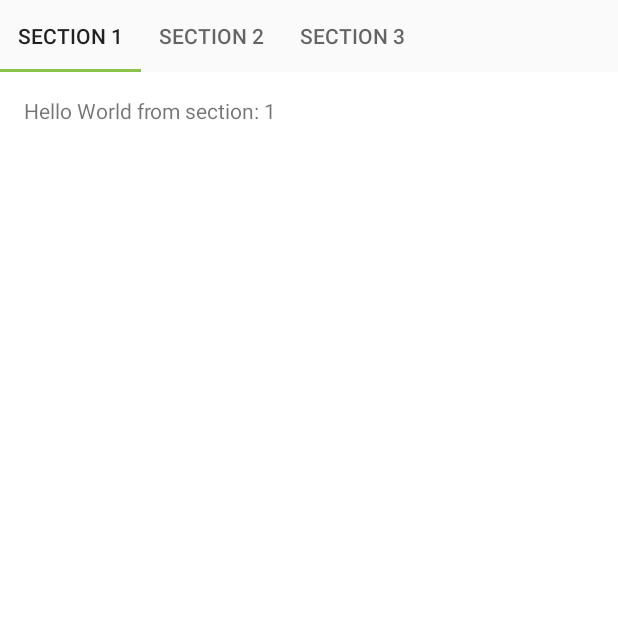
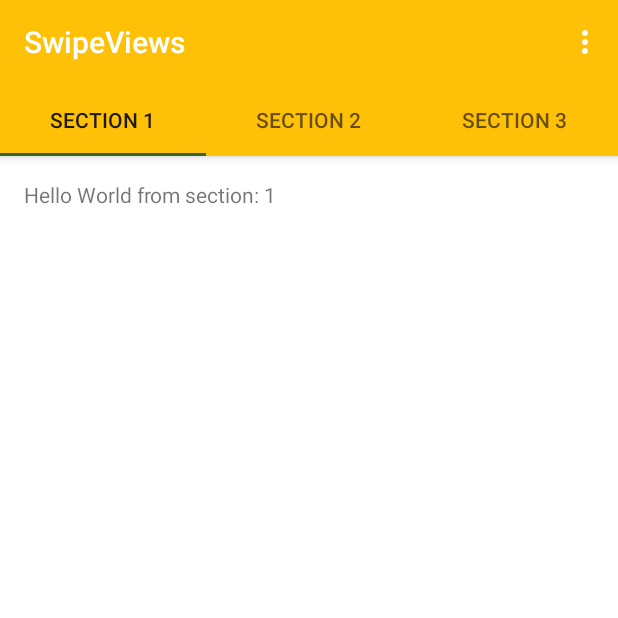
Before and after one commit to croworc/AndroidExample_UI_SwipeViews, an Android app: the screen it shows after launch (MainActivity), on a phone screen of 412 x 824 dp, the top half of it. Run offline under Robolectric (Android 15) with nearby library versions, the phone set to English and light mode, and no system bars.

Commit message:
Change to Material Design

```diff
--- a/app/src/main/java/com/croworc/android/swipeviews/MainActivity.java
+++ b/app/src/main/java/com/croworc/android/swipeviews/MainActivity.java
@@ -8,6 +8,7 @@ import android.support.v4.app.FragmentManager;
 import android.support.v4.app.FragmentPagerAdapter;
 import android.support.v4.view.ViewPager;
 import android.os.Bundle;
+import android.support.v7.widget.Toolbar;
 import android.view.Menu;
 import android.view.MenuItem;
 
@@ -19,6 +20,8 @@ public class MainActivity extends AppCompatActivity {
      * The number of pages/sections to show in this app.
      */
     private static final int NUM_PAGES = 3;
+
+    private Toolbar mToolbar;
 
     /**
      * The {@link android.support.v4.view.PagerAdapter} that will provide
@@ -42,6 +45,11 @@ public class MainActivity extends AppCompatActivity {
     protected void onCreate(Bundle savedInstanceState) {
         super.onCreate(savedInstanceState);
         setContentView(R.layout.activity_main);
+
+        mToolbar = (Toolbar) findViewById(R.id.toolbar);
+
+        setSupportActionBar(mToolbar);
+        // getSupportActionBar().setDisplayHomeAsUpEnabled(true);
 
         // Create the adapter that will return a fragment for each of the three
         // primary sections/pages of the activity.
@@ -111,8 +119,8 @@ public class MainActivity extends AppCompatActivity {
             // Returns either a Tab1Fragment, a Tab2Fragment or a Tab3Fragment, depending on the
             // passed-in position.
 
-            // The section number (zero-based) gets incremented, because it will be
-            // used for display to the user.
+            // The position (zero-based) gets incremented, because it will be
+            // used for display as the "section number" (1 to 3) to the user.
             switch (position) {
                 case 0:
                     return Tab1Fragment.newInstance(position + 1);
--- a/app/src/main/res/layout/activity_main.xml
+++ b/app/src/main/res/layout/activity_main.xml
@@ -1,22 +1,40 @@
 <?xml version="1.0" encoding="utf-8"?>
-<LinearLayout
+<android.support.design.widget.CoordinatorLayout
     xmlns:android="http://schemas.android.com/apk/res/android"
     xmlns:app="http://schemas.android.com/apk/res-auto"
     android:layout_width="match_parent"
-    android:layout_height="match_parent"
-    android:orientation="vertical">
+    android:layout_height="match_parent">
 
-    <android.support.design.widget.TabLayout
-        android:id="@+id/tabbar"
+    <android.support.design.widget.AppBarLayout
         android:layout_width="match_parent"
         android:layout_height="wrap_content"
-        app:tabMode="scrollable"/>
+        style="@style/ThemeOverlay.AppCompat.Dark.ActionBar">
+
+        <android.support.v7.widget.Toolbar
+            android:id="@+id/toolbar"
+            android:layout_width="match_parent"
+            android:layout_height="wrap_content"
+            android:minHeight="?attr/actionBarSize"
+            android:background="?attr/colorPrimary"
+            app:layout_scrollFlags="scroll|enterAlways"
+            app:theme="@style/ThemeOverlay.AppCompat.Dark.ActionBar"
+            app:popupTheme="@style/ThemeOverlay.AppCompat.Light"/>
+
+
+        <android.support.design.widget.TabLayout
+            android:id="@+id/tabbar"
+            android:layout_width="match_parent"
+            android:layout_height="wrap_content"
+            app:tabMode="fixed"
+            app:tabGravity="fill"/>
+
+    </android.support.design.widget.AppBarLayout>
 
     <android.support.v4.view.ViewPager
         android:id="@+id/pager"
         android:layout_width="match_parent"
-        android:layout_height="0dp"
-        android:layout_weight="1"
-        android:background="@android:color/white"/>
+        android:layout_height="match_parent"
+        android:background="@android:color/white"
+        app:layout_behavior="@string/appbar_scrolling_view_behavior"/>
 
-</LinearLayout>
+</android.support.design.widget.CoordinatorLayout>
--- a/app/src/main/res/layout/fragment_tab1.xml
+++ b/app/src/main/res/layout/fragment_tab1.xml
@@ -12,6 +12,7 @@
     <TextView
         android:id="@+id/section_label"
         android:layout_width="wrap_content"
-        android:layout_height="wrap_content"/>
+        android:layout_height="wrap_content"
+        android:elevation="5dp"/>
 
 </RelativeLayout>
--- a/app/src/main/res/values-v21/styles.xml
+++ b/app/src/main/res/values-v21/styles.xml
@@ -2,14 +2,11 @@
 
     <!-- Base application theme. -->
     <style name="AppTheme" parent="AppTheme.Base">
-
-        <!-- Main theme colors -->
-        <!-- your app branding color for the app bar -->
-        <item name="android:colorPrimary">@color/colorPrimary</item>
-        <!-- darker variant for the status bar and contextual app bars -->
-        <item name="android:colorPrimaryDark">@color/colorPrimaryDark</item>
-        <!-- theme UI controls like checkboxes and text fields -->
-        <item name="android:colorAccent">@color/colorAccent</item>
+        <item name="android:windowContentTransitions">true</item>
+        <item name="android:windowAllowEnterTransitionOverlap">true</item>
+        <item name="android:windowAllowReturnTransitionOverlap">true</item>
+        <item name="android:windowSharedElementEnterTransition">@android:transition/move</item>
+        <item name="android:windowSharedElementExitTransition">@android:transition/move</item>
     </style>
 
 </resources>
--- a/app/src/main/res/values/colors.xml
+++ b/app/src/main/res/values/colors.xml
@@ -1,6 +1,9 @@
 <?xml version="1.0" encoding="utf-8"?>
 <resources>
-    <color name="colorPrimary">#673AB7</color>
-    <color name="colorPrimaryDark">#512DA8</color>
-    <color name="colorAccent">#8BC34A</color>
+    <color name="colorPrimary">#FFC107</color>
+    <color name="colorPrimaryDark">#FFA000</color>
+    <color name="textColorPrimary">#FFFFFF</color>
+    <color name="windowBackground">#FFFFFF</color>
+    <color name="navigationBarColor">#000000</color>
+    <color name="colorAccent">#33691E</color>
 </resources>
```
